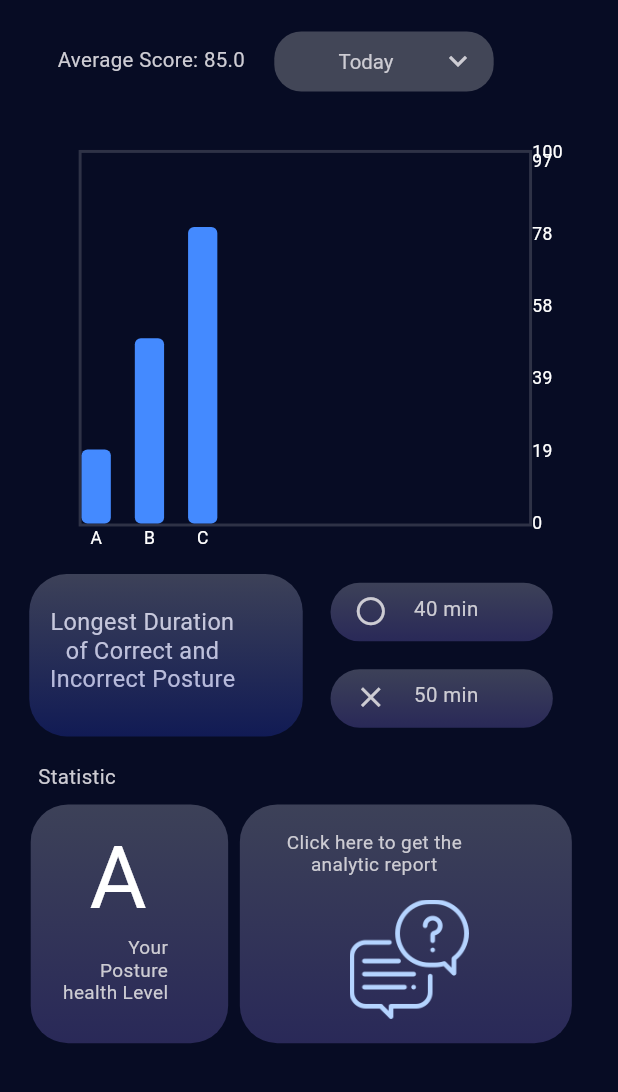
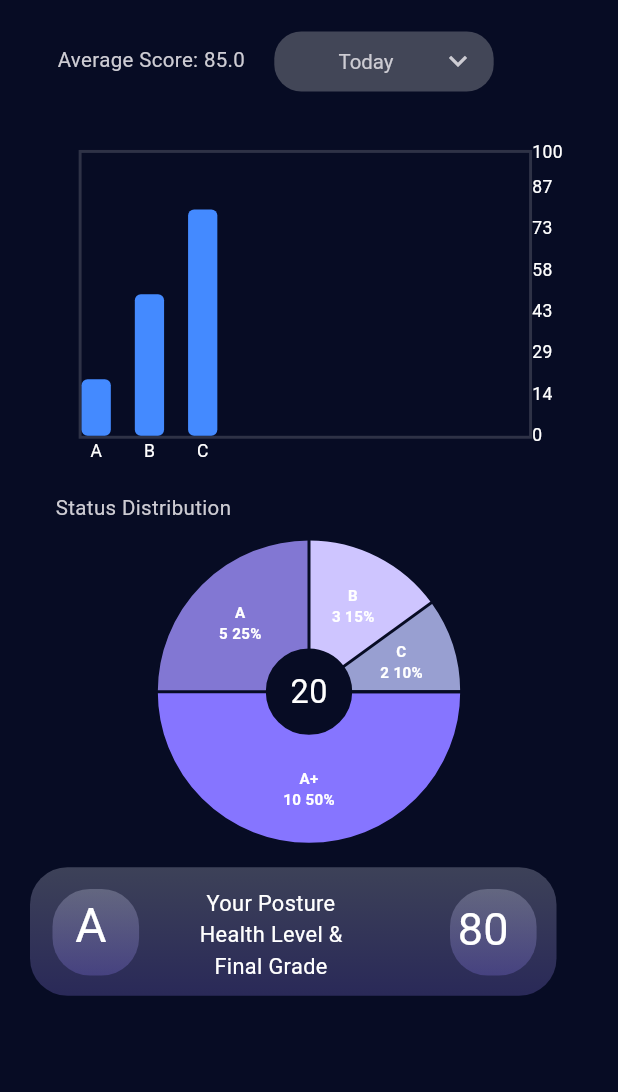
Before and after one commit to x85432/teddySit, a Flutter app: the AnalyticPage screen opened by its route, on a phone screen of 412 x 824 dp, the part 144-1236 px from its top. Run offline on Flutter 3.47's test engine with Material 3 defaults, Android fonts, the phone set to English and light mode, and no system bars; drawn by our look-alikes of fl_chart; our stand-ins replace cloud_firestore, cloud_functions, firebase_auth, firebase_core, flutter_local_notifications, fluttertoast and 4 more; missing offline and left inert: firebase_app_check; accounts and stored records are empty; generated files the repository leaves out were written again.

Commit message:
Add pie chart

```diff
--- a/teddy_sit/lib/pages/analytic.dart
+++ b/teddy_sit/lib/pages/analytic.dart
@@ -1,8 +1,10 @@
 import 'package:flutter/material.dart';
 import 'package:google_fonts/google_fonts.dart';
 import 'package:fl_chart/fl_chart.dart';
+import 'package:teddy_sit/pages/piechart_test.dart';
 import '../widgets/home.dart';
 import '../widgets/analytic_wid.dart';
+import '../widgets/piechart_wid.dart';
 //import '../widgets/stretch_wid.dart';
 
 double scale = 2340/2400;
@@ -167,74 +169,47 @@ class _AnalyticPageState extends State<AnalyticPage> {
               barValues: barValuesSets[selectedOption]!,
             ),
           ),
-          SizedBox(height: 10*scale),
-          Row(
-            children: [
-              SizedBox(width: 20*scale),
-              Stack(
-                children: [
-                  Positioned(
-                    left: 14*scale,
-                    top: 23*scale,
-                    child: Text(
-                      'Longest Duration\nof Correct and\nIncorrect Posture',
-                      textAlign: TextAlign.center,
-                      style: GoogleFonts.inknutAntiqua(
-                        fontSize: 16*scale,
-                        color: const Color(0xFFCDCCD3),
-                        height: 20/16*scale
-                      ),
-                    ),
-                  ),
-                  Opacity(
-                    opacity: 0.24,
-                    child: Container(
-                      width: 187*scale,
-                      height: 111*scale,
-                      decoration: ShapeDecoration(
-                        gradient: LinearGradient(
-                          begin: Alignment.topCenter,
-                          end: Alignment.bottomCenter,
-                          colors: [Color(0xFFE7EAFF), Color(0xFF314AEF)],
-                        ),
-                        shape: RoundedRectangleBorder(
-                          borderRadius: BorderRadius.circular(25),
-                        ),
-                      ),
-                    ),
-                  ),
-                ],
-              ),
-              SizedBox(width: 19*scale),
-              Column(
-                children:  [
-                  LongestTimeWid(minutes: correct, type: 0),
-                  SizedBox(height: 19*scale),
-                  LongestTimeWid(minutes: incorrect, type: 1),
-                ],
-              ),
-            ],
-          ),
+          //SizedBox(height: 5*scale),
+
           Align(
             alignment: Alignment.centerLeft,
-            child: Padding(
-              padding: EdgeInsets.only(left: 26*scale, top: 18*scale),
-              child: Text(
-                'Statistic',
-                style: GoogleFonts.inknutAntiqua(
-                  fontSize: 14*scale,
-                  color: const Color(0xFFCDCCD3),
+            child: InkWell(
+              onTap: () {
+                Navigator.push(
+                  context,
+                  MaterialPageRoute(
+                    builder: (context) => PieChartPage()));
+              },
+              child:Padding(
+                padding: EdgeInsets.only(left: 38*scale, top: 15*scale),
+                child: Text(
+                  'Status Distribution',
+                  style: GoogleFonts.inknutAntiqua(
+                    fontSize: 14*scale,
+                    color: const Color(0xFFCDCCD3),
+                  ),
                 ),
               ),
-            ),
+            )
           ),
-          Align(
-            alignment: Alignment.centerLeft,
-            child: Padding(
-              padding: EdgeInsets.only(left: 21*scale, top: 8*scale),
-              child: Report(),
-            ),
+          SizedBox(height: 40,),
+          PieChartGrades(
+            grades: {
+              'A+': 10,
+              'A': 5,
+              'B': 3,
+              'C': 2,
+            },
+            scale: 0.72
           ),
+
+          SizedBox(height: 45,),
+          Padding(
+            padding: EdgeInsets.only(left: 20),
+            child: Report()
+          )
+
+
         ],
       ),
     );
--- /dev/null
+++ b/teddy_sit/lib/pages/piechart_test.dart
@@ -0,0 +1,73 @@
+import 'package:flutter/material.dart';
+import 'package:google_fonts/google_fonts.dart';
+import 'package:fl_chart/fl_chart.dart';
+import '../widgets/home.dart';
+import '../widgets/piechart_wid.dart';
+//import '../widgets/stretch_wid.dart';
+
+double scale = 2340/2400;
+
+
+
+class PieChartPage extends StatefulWidget {
+  const PieChartPage({super.key});
+
+
+  @override
+  State<PieChartPage> createState() => _PieChartPageState();
+}
+
+class _PieChartPageState extends State<PieChartPage> {
+
+  @override
+  Widget build(BuildContext context) {
+    return Scaffold(
+      appBar: AppBar(
+        automaticallyImplyLeading: false,
+        toolbarHeight: 100*scale,
+        title: Padding(
+          padding: EdgeInsets.only(top: 11*scale, left: 12*scale),
+          child: const Teddysit(),
+        ),
+        actions: [
+          Padding(
+            padding: EdgeInsets.only(top: 28*scale),
+            child: InkWell(
+              onTap: () {
+                Navigator.popUntil(context, ModalRoute.withName('/home'));
+              },
+              child: Image(
+                image: AssetImage('assets/Home.png'),
+                width: 35*scale,
+                height: 35*scale,
+              ),
+            ),
+          ),
+          SizedBox(width: 18*scale),
+          Padding(
+            padding: EdgeInsets.only(top: 28*scale),
+            child: InkWell(
+              onTap: () {},
+              child: Image(
+                image: AssetImage('assets/Account.png'),
+                width: 45*scale,
+                height: 45*scale,
+              ),
+            ),
+          ),
+          SizedBox(width: 18*scale),
+        ],
+      ),
+      body:
+      PieChartGrades(
+        grades: {
+          'A+': 10,
+          'A': 5,
+          'B': 3,
+          'C': 2,
+        },
+      ),
+
+    );
+  }
+}
--- a/teddy_sit/lib/widgets/analytic_wid.dart
+++ b/teddy_sit/lib/widgets/analytic_wid.dart
@@ -77,8 +77,28 @@ class Report extends StatelessWidget {
             Opacity(
               opacity: 0.24,
               child: Container(
-                width: 135*scale,
-                height: 204*0.8*scale,
+                width: 450*0.8*scale,
+                height: 110*0.8*scale,
+                decoration: ShapeDecoration(
+                  gradient: const LinearGradient(
+                    begin: Alignment(0.00, -1.00),
+                    end: Alignment(0, 1),
+                    colors: [Color(0xFFE8EBFF), Color(0xFF9886FF)]
+                  ),
+                  shape: RoundedRectangleBorder(
+                    borderRadius: BorderRadius.circular(25),
+                  ),
+                ),
+              ),
+            ),
+            Positioned(
+              left: 15,
+              top: 14.5,
+              child: Opacity(
+              opacity: 0.24,
+              child: Container(
+                width: 74*0.8*scale,
+                height: 74*0.8*scale,
                 decoration: ShapeDecoration(
                   gradient: const LinearGradient(
                     begin: Alignment(0.00, -1.00),
@@ -91,41 +111,40 @@ class Report extends StatelessWidget {
                 ),
               ),
             ),
+            ),
             Positioned(
-              left: 40*scale,
-              top: 7*scale,
+              left: 30,
+              top: 16,
               child: Text(
                 'A',
                 style: GoogleFonts.inknutAntiqua(
-                  fontSize: 60*scale,
-                  color: Color(0xFFFFFFFF)
+                  fontSize: 32,
+                  color: Colors.white,
                 ),
+
               )
             ),
             Positioned(
-              top: 90*scale,
-              left: 22*scale,
+              left: 113,
+              top: 14,
               child: Text(
-                textAlign: TextAlign.right,
-                'Your\nPosture\nhealth Level',
+                textAlign: TextAlign.center,
+                'Your Posture\nHealth Level &\nFinal Grade',
                 style: GoogleFonts.inknutAntiqua(
-                  fontSize: 13*scale,
-                  color: Color(0xFFCDCCD3),
-                  height: 20/16*scale
+                  fontSize: 14.5,
+                  color: Colors.white,
                 ),
+
               )
-            )
-
-          ],
-        ),
-        SizedBox(width: 8*scale),
-        Stack(
-          children: [
-            Opacity(
+            ),
+            Positioned(
+              left: 280,
+              top: 14.5,
+              child: Opacity(
               opacity: 0.24,
               child: Container(
-                width: 227*scale,
-                height: 204*0.8*scale,
+                width: 74*0.8*scale,
+                height: 74*0.8*scale,
                 decoration: ShapeDecoration(
                   gradient: const LinearGradient(
                     begin: Alignment(0.00, -1.00),
@@ -138,31 +157,24 @@ class Report extends StatelessWidget {
                 ),
               ),
             ),
+            ),
             Positioned(
-              top: 18*scale,
-              left: 32*scale,
+              left: 285,
+              top: 19.6,
               child: Text(
-                textAlign: TextAlign.center,
-                'Click here to get the\nanalytic report',
+                '80',
                 style: GoogleFonts.inknutAntiqua(
-                  fontSize: 13*scale,
-                  color: Color(0xFFCDCCD3),
-                  height: 20/16*scale
+                  fontSize: 30,
+                  color: Colors.white,
                 ),
+
               )
             ),
-            Positioned(
-              left: 75*scale,
-              top: 65*scale,
-              child: Image(
-                image: AssetImage('assets/conversation.png'),
-                width: 102 * 0.8*scale,
-                height: 102 * 0.8*scale,)
 
-            )
+
+
           ],
         ),
-
       ],
     );
   }
@@ -192,7 +204,7 @@ class _BarToLineChartExampleState extends State<BarToLineChartExample> {
   @override
   Widget build(BuildContext context) {
     return SizedBox(
-      height: 320*scale,
+      height: 260*scale,
       width: 350*scale,
       child: Column(
         children: [
@@ -229,7 +241,7 @@ class _BarToLineChartExampleState extends State<BarToLineChartExample> {
   Widget buildBarChart() {
     return SizedBox(
       key: const ValueKey('barChart'),
-      height: 280*scale,
+      height: 220*scale,
       width: 350*scale,
       child: BarChart(
         BarChartData(
@@ -251,7 +263,7 @@ class _BarToLineChartExampleState extends State<BarToLineChartExample> {
               sideTitles: SideTitles(
                 showTitles: true,
                 reservedSize: 40*scale,
-                interval: 20*scale,
+                interval: 15*scale,
                 getTitlesWidget: (value, meta) {
                   return Text(
                     '${value.toInt()}',
@@ -321,7 +333,7 @@ class _BarToLineChartExampleState extends State<BarToLineChartExample> {
 
     return SizedBox(
       key: const ValueKey('lineChart'),
-      height: 280*scale,
+      height: 220*scale,
       width: 350*scale,
       child: TweenAnimationBuilder<double>(
         tween: Tween<double>(begin: 0, end: 1),
--- /dev/null
+++ b/teddy_sit/lib/widgets/piechart_wid.dart
@@ -0,0 +1,67 @@
+import 'package:flutter/material.dart';
+import 'package:fl_chart/fl_chart.dart';
+import 'package:google_fonts/google_fonts.dart';
+
+class PieChartGrades extends StatelessWidget {
+  final Map<String, double> grades; // 例如 {'A+': 10, 'A': 5, 'B': 3, 'C': 2}
+  final double scale; // 新增比例參數
+
+  const PieChartGrades({super.key, required this.grades, this.scale = 1.0}); // 預設 scale = 1
+
+  @override
+  Widget build(BuildContext context) {
+    // 固定顏色對應
+    final Map<String, Color> colorMap = {
+      'A+': Color(0xFF8675FF),
+      'A': Color(0xFF8277D3),
+      'B': Color(0xFFCEC5FF),
+      'C': Color(0xFF989FD1),
+    };
+
+    // 計算總和
+    double total = grades.values.fold(0, (sum, value) => sum + value);
+
+    return Center(
+      child: Stack(
+        alignment: Alignment.center,
+        children: [
+          SizedBox(
+            width: 200 * scale,
+            height: 200 * scale,
+            child: PieChart(
+              PieChartData(
+                centerSpaceRadius: 40 * scale, // 圓心空白半徑
+                sections: grades.entries.map((entry) {
+                  final percent = total == 0 ? 0.0 : (entry.value / total * 100);
+                  return PieChartSectionData(
+                    value: entry.value,
+                    color: colorMap[entry.key] ?? Colors.grey,
+                    radius: 100 * scale, // 半徑
+                    title: '${entry.key}\n${entry.value.toInt()} ${percent.toInt()}%',
+                    titleStyle: GoogleFonts.inknutAntiqua(
+                      color: Colors.white,
+                      fontWeight: FontWeight.bold,
+                      fontSize: 14 * scale, // 字體大小
+                    ),
+                  );
+                }).toList(),
+              ),
+            ),
+          ),
+          Column(
+            mainAxisAlignment: MainAxisAlignment.center,
+            children: [
+              Text(
+                total.toInt().toString(),
+                style: GoogleFonts.inknutAntiqua(
+                  fontSize: 30 * scale,
+                  color: Colors.white,
+                ),
+              ),
+            ],
+          ),
+        ],
+      ),
+    );
+  }
+}
```
